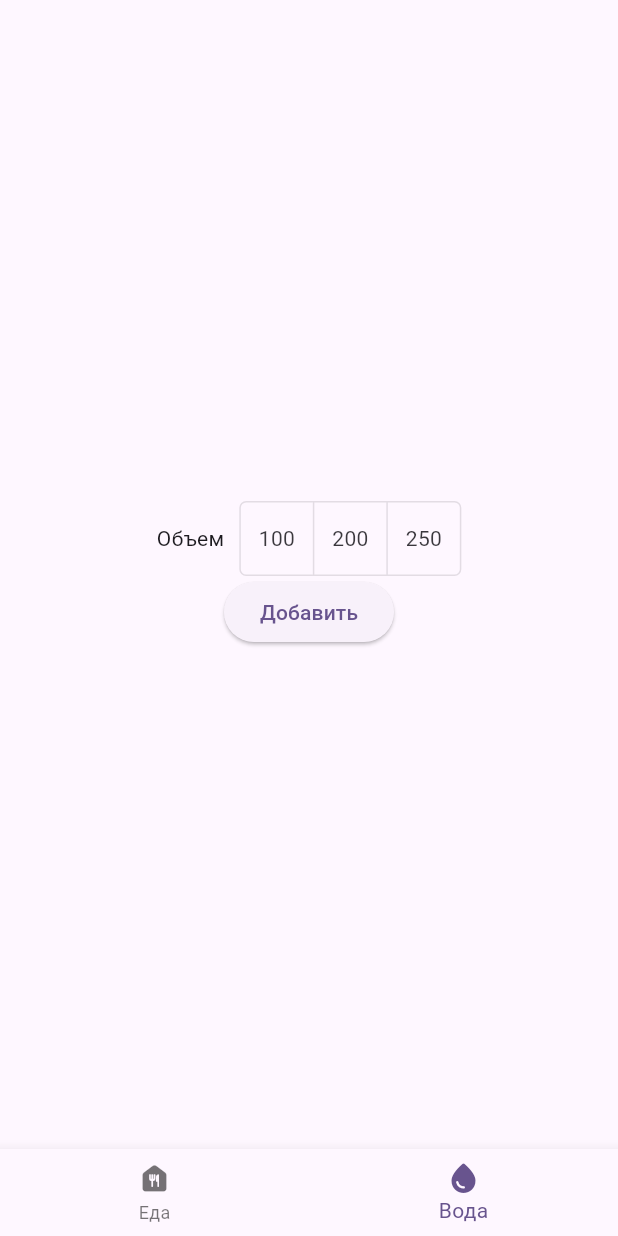
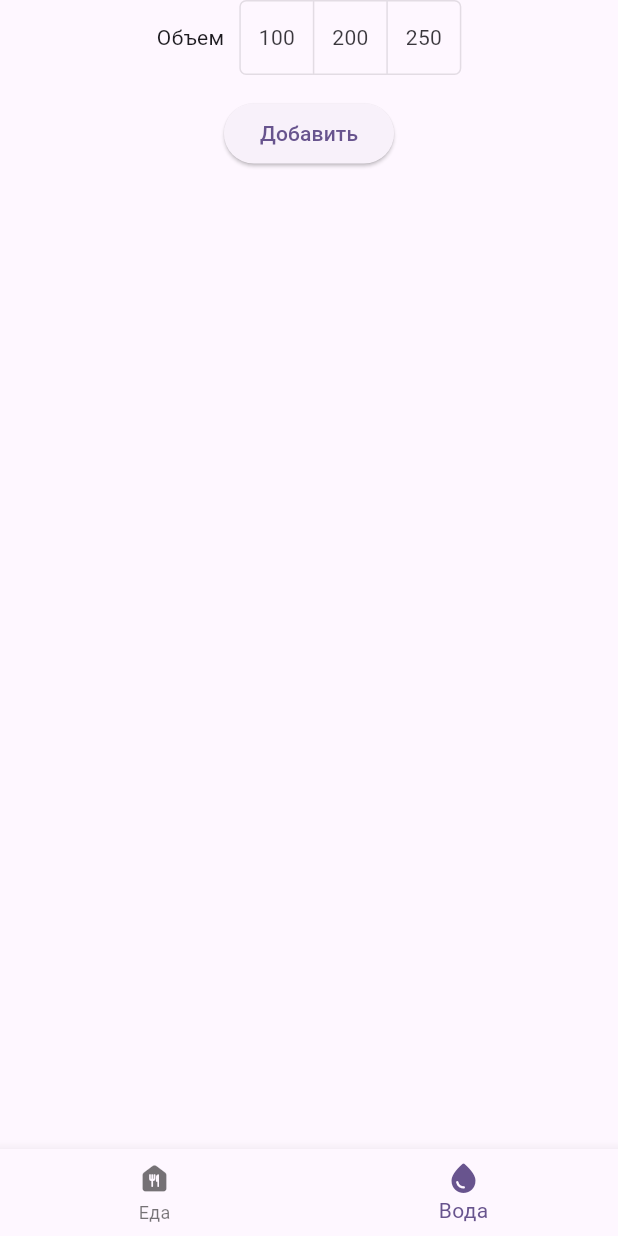
Before and after one commit to sergeybwk/recent_dishes_app, a Flutter app: the screen it shows after launch, item 2 of the bottom bar chosen, on a phone screen of 412 x 824 dp. Run offline on Flutter 3.47's test engine with Material 3 defaults, Android fonts, the phone set to English and light mode, and no system bars; our stand-ins replace auto_route, bloc, cloud_firestore, equatable, firebase_core, flutter_bloc; accounts and stored records are empty; statements that could not run were skipped.

Commit message:
changed dish_widget to card_widget, water_screen/add_water improvements

```diff
--- a/lib/src/common/error_widget.dart
+++ b/lib/src/common/widgets/error_widget.dart
@@ -1,7 +1,7 @@
 import 'package:flutter/material.dart';
 
-class ErrorWidget extends StatelessWidget {
-  const ErrorWidget({super.key, required this.errorText});
+class CustomErrorWidget extends StatelessWidget {
+  const CustomErrorWidget({super.key, required this.errorText});
 
   final String errorText;
 
--- a/lib/src/features/water_screen/bloc/water_event.dart
+++ b/lib/src/features/water_screen/bloc/water_event.dart
@@ -9,9 +9,11 @@ class InitWaterScreen extends WaterEvent {
 }
 
 class AddWaterEvent extends WaterEvent {
-  const AddWaterEvent();
+  final int volume;
+  const AddWaterEvent({required this.volume});
 }
 
 class DeleteWaterEvent extends WaterEvent {
-  const DeleteWaterEvent();
+  final DateTime date;
+  const DeleteWaterEvent({required this.date});
 }
--- a/lib/src/features/water_screen/presentation/add_water_widget.dart
+++ b/lib/src/features/water_screen/presentation/add_water_widget.dart
@@ -1,4 +1,7 @@
 import 'package:flutter/material.dart';
+import 'package:flutter_bloc/flutter_bloc.dart';
+import 'package:recent_dishes_app/main.dart';
+import 'package:recent_dishes_app/src/features/water_screen/bloc/water_bloc.dart';
 
 class AddWaterWidget extends StatefulWidget {
   const AddWaterWidget({super.key});
@@ -10,6 +13,8 @@ class AddWaterWidget extends StatefulWidget {
 class _AddWaterWidgetState extends State<AddWaterWidget> {
   final List<bool> _selectedWaterVolume = [false, false, false];
 
+  final List<int> _volumesList = [100, 200, 250];
+
   @override
   Widget build(BuildContext context) {
     return Column(
@@ -18,7 +23,9 @@ class _AddWaterWidgetState extends State<AddWaterWidget> {
           mainAxisAlignment: MainAxisAlignment.center,
           children: [
             const Text("Объем"),
-            const SizedBox(width: 10,),
+            const SizedBox(
+              width: 10,
+            ),
             ToggleButtons(
               borderRadius: const BorderRadius.all(Radius.circular(4)),
               isSelected: _selectedWaterVolume,
@@ -29,11 +36,26 @@ class _AddWaterWidgetState extends State<AddWaterWidget> {
                   }
                 });
               },
-              children: const [Text("100"), Text("200"), Text("250")],
+              children: [
+                Text(_volumesList[0].toString()),
+                Text(_volumesList[1].toString()),
+                Text(_volumesList[2].toString())
+              ],
             ),
           ],
         ),
-        ElevatedButton(onPressed: () {}, child: const Text("Добавить"))
+        const SizedBox(
+          height: 15,
+        ),
+        ElevatedButton(
+            onPressed: () {
+              int index =
+                  _selectedWaterVolume.indexWhere((element) => element == true);
+              context
+                  .read<WaterBloc>()
+                  .add(AddWaterEvent(volume: _volumesList[index]));
+            },
+            child: const Text("Добавить"))
       ],
     );
   }
--- a/lib/src/features/water_screen/presentation/water_screen.dart
+++ b/lib/src/features/water_screen/presentation/water_screen.dart
@@ -1,17 +1,64 @@
 import 'package:auto_route/annotations.dart';
+import 'package:auto_route/auto_route.dart';
 import 'package:flutter/material.dart';
+import 'package:flutter_bloc/flutter_bloc.dart';
+import 'package:recent_dishes_app/src/common/widgets/card_widget.dart';
+import 'package:recent_dishes_app/src/common/widgets/error_widget.dart';
 import 'package:recent_dishes_app/src/features/water_screen/presentation/add_water_widget.dart';
+import 'package:recent_dishes_app/src/features/water_screen/repository/water_screen_repository.dart';
+
+import '../bloc/water_bloc.dart';
 
 @RoutePage()
-class WaterScreen extends StatelessWidget {
+class WaterScreen extends StatelessWidget implements AutoRouteWrapper {
   const WaterScreen({super.key});
 
   @override
   Widget build(BuildContext context) {
-    return Column(
-      mainAxisAlignment: MainAxisAlignment.center,
-      children: [
-      AddWaterWidget()
-    ],);
+    return BlocListener<WaterBloc, WaterState>(
+      listener: _blocListener,
+      child: Column(
+        mainAxisAlignment: MainAxisAlignment.center,
+        children: [
+          AddWaterWidget(),
+          Expanded(
+            child: BlocBuilder<WaterBloc, WaterState>(builder: (context, state) {
+              return ListView.builder(
+                shrinkWrap: true,
+                itemCount: state.waterIntakes.length,
+                  itemBuilder: (context, index) {
+                return CardWidget(
+                    date: state.waterIntakes[index].date,
+                    subtitleText: "Water",
+                    onDelete: () {
+                      context.read<WaterBloc>().add(
+                          DeleteWaterEvent(date: state.waterIntakes[index].date));
+                    });
+              });
+            }),
+          )
+        ],
+      ),
+    );
+  }
+
+  @override
+  Widget wrappedRoute(BuildContext context) {
+    return BlocProvider<WaterBloc>(
+      child: this,
+      create: (_) =>
+          WaterBloc(waterScreenRepository: WaterScreenRepositoryFirebase()),
+    );
+  }
+
+  void _blocListener(BuildContext context, WaterState state) {
+    if (state.status == WaterStatus.loadingFailed) {
+      showDialog(
+          context: context,
+          builder: (context) {
+            return const CustomErrorWidget(
+                errorText: "Failed to load the water intakes");
+          });
+    }
   }
 }
```
Also changed, not shown: lib/src/common/widgets/card_widget.dart (added, +35 -0 lines), lib/src/features/main_screen/presentation/dish_widget.dart (deleted, +0 -35 lines), lib/src/features/main_screen/presentation/main_screen.dart (+18 -3 lines).
